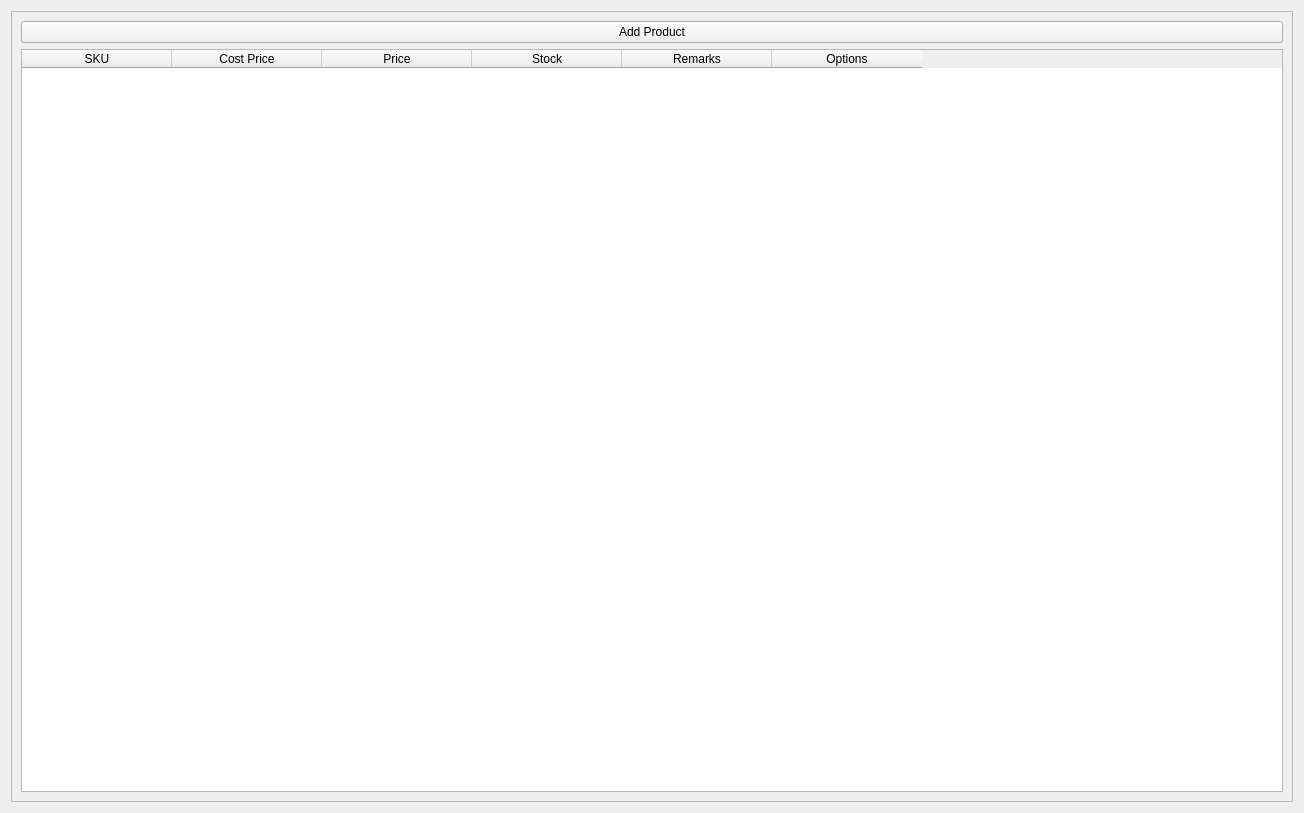
Old version of the form ui/products.ui in the repository michael-halim/pos.
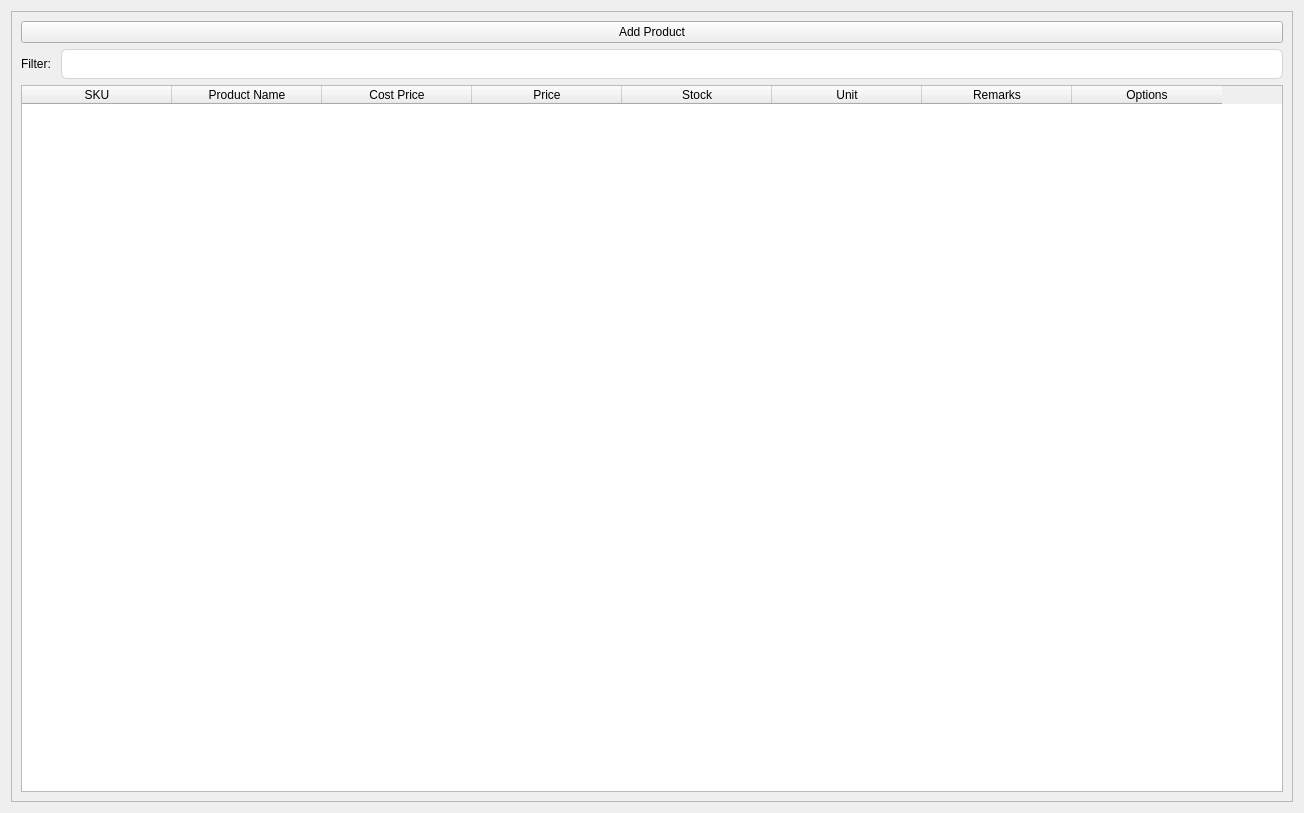
New version of the form.

Commit message: Patch#02: Finish Categories and Products Module

What changed in the file:
```diff
--- a/ui/products.ui
+++ b/ui/products.ui
@@ -23,7 +23,7 @@
       <enum>QFrame::Raised</enum>
      </property>
      <layout class="QGridLayout" name="gridLayout">
-      <item row="0" column="0">
+      <item row="0" column="0" colspan="2">
        <widget class="QPushButton" name="add_product_button">
         <property name="text">
          <string>Add Product</string>
@@ -31,6 +31,38 @@
        </widget>
       </item>
       <item row="1" column="0">
+       <widget class="QLabel" name="products_filter">
+        <property name="text">
+         <string>Filter: </string>
+        </property>
+       </widget>
+      </item>
+      <item row="1" column="1">
+       <widget class="QLineEdit" name="products_filter_input">
+        <property name="minimumSize">
+         <size>
+          <width>0</width>
+          <height>30</height>
+         </size>
+        </property>
+        <property name="styleSheet">
+         <string notr="true">QLineEdit{
+	border: 1px solid #d1d5db;      /* Light gray border */
+    border-radius: 6px;             /* Rounded corners */
+    outline: none;                  /* Remove default outline */
+    color: #333;                    /* Text color */
+    background-color: #fff;       /* Light gray background */
+}
+
+QLineEdit:focus {
+    border: 1px solid #93c5fd;       /* Blue border on focus */
+    box-shadow: 0 0 5px rgba(59, 130, 246, 0.5);  /* Soft blue glow */
+    background-color: #ffffff;       /* White background when focused */
+}</string>
+        </property>
+       </widget>
+      </item>
+      <item row="2" column="0" colspan="2">
        <widget class="QTableWidget" name="products_table">
         <attribute name="horizontalHeaderDefaultSectionSize">
          <number>150</number>
@@ -40,6 +72,11 @@
           <string>SKU</string>
          </property>
         </column>
+        <column>
+         <property name="text">
+          <string>Product Name</string>
+         </property>
+        </column>
         <column>
          <property name="text">
           <string>Cost Price</string>
@@ -55,6 +92,11 @@
           <string>Stock</string>
          </property>
         </column>
+        <column>
+         <property name="text">
+          <string>Unit</string>
+         </property>
+        </column>
         <column>
          <property name="text">
           <string>Remarks</string>
```
The commit also changes 11 other files.
